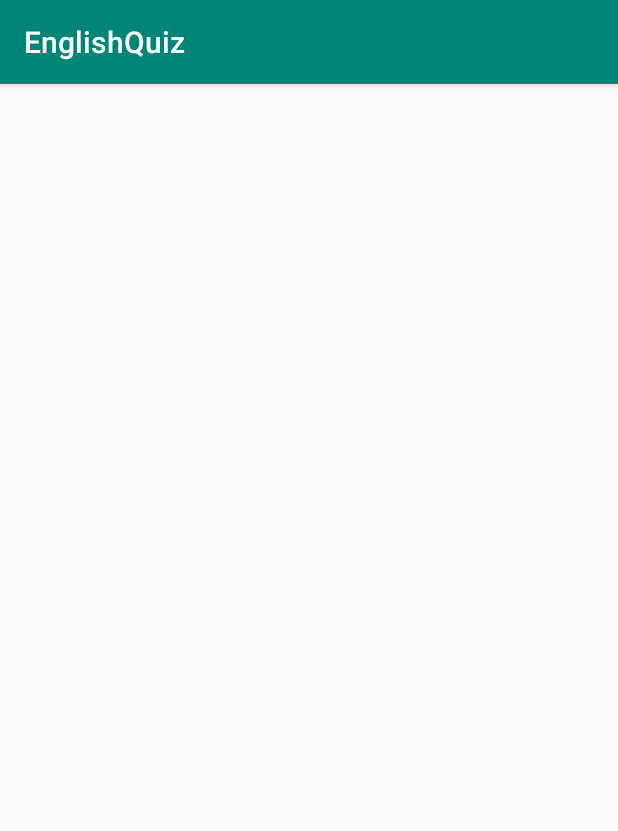
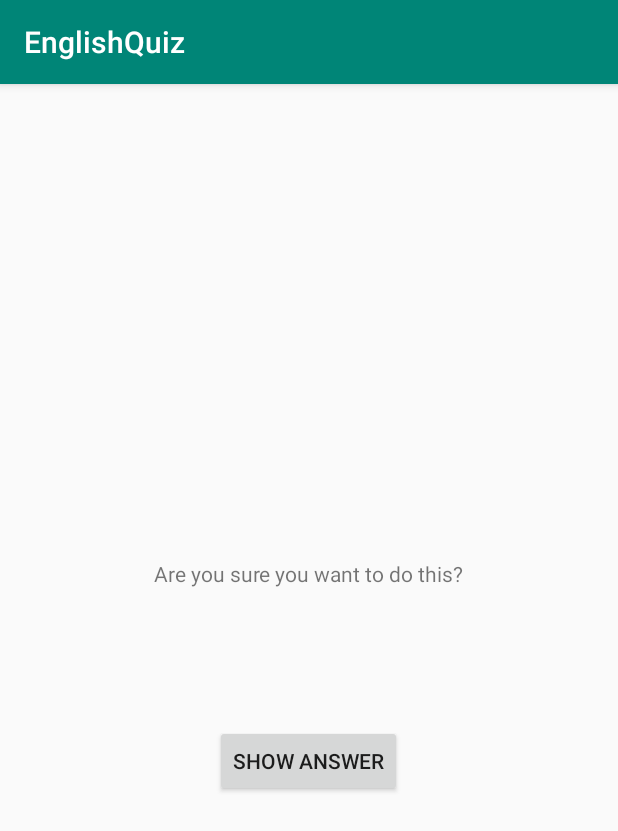
Before and after one commit to RozaliiaRusskikh/EnglishQuiz, an Android app: the CheatActivity screen opened directly, with no data from a screen before it, on a phone screen of 412 x 824 dp. Shown: the top 831 px of the screen. Run offline under Robolectric (Android 15) with nearby library versions, the phone set to English and light mode, and no system bars.

Commit message:
Creating the XML for the second activity's layout

```diff
--- a/app/src/main/res/layout/activity_cheat.xml
+++ b/app/src/main/res/layout/activity_cheat.xml
@@ -1,9 +1,29 @@
 <?xml version="1.0" encoding="utf-8"?>
-<androidx.constraintlayout.widget.ConstraintLayout xmlns:android="http://schemas.android.com/apk/res/android"
-    xmlns:app="http://schemas.android.com/apk/res-auto"
+<LinearLayout
+    xmlns:android="http://schemas.android.com/apk/res/android"
     xmlns:tools="http://schemas.android.com/tools"
     android:layout_width="match_parent"
     android:layout_height="match_parent"
-    tools:context=".CheatActivity">
+    android:orientation="vertical"
+    android:gravity="center"
+    tools:context="com.e.englishquiz.CheatActivity">
 
-</androidx.constraintlayout.widget.ConstraintLayout>
+    <TextView
+        android:layout_width="wrap_content"
+        android:layout_height="wrap_content"
+        android:padding="24dp"
+        android:text="@string/warning_text"/>
+
+    <TextView
+        android:id="@+id/answer_text_view"
+        android:layout_width="wrap_content"
+        android:layout_height="wrap_content"
+        android:padding="24dp"
+        tools:text="Answer"/>
+
+    <Button
+        android:id="@+id/show_answer_button"
+        android:layout_width="wrap_content"
+        android:layout_height="wrap_content"
+        android:text="@string/show_answer_button"/>
+</LinearLayout>
```
